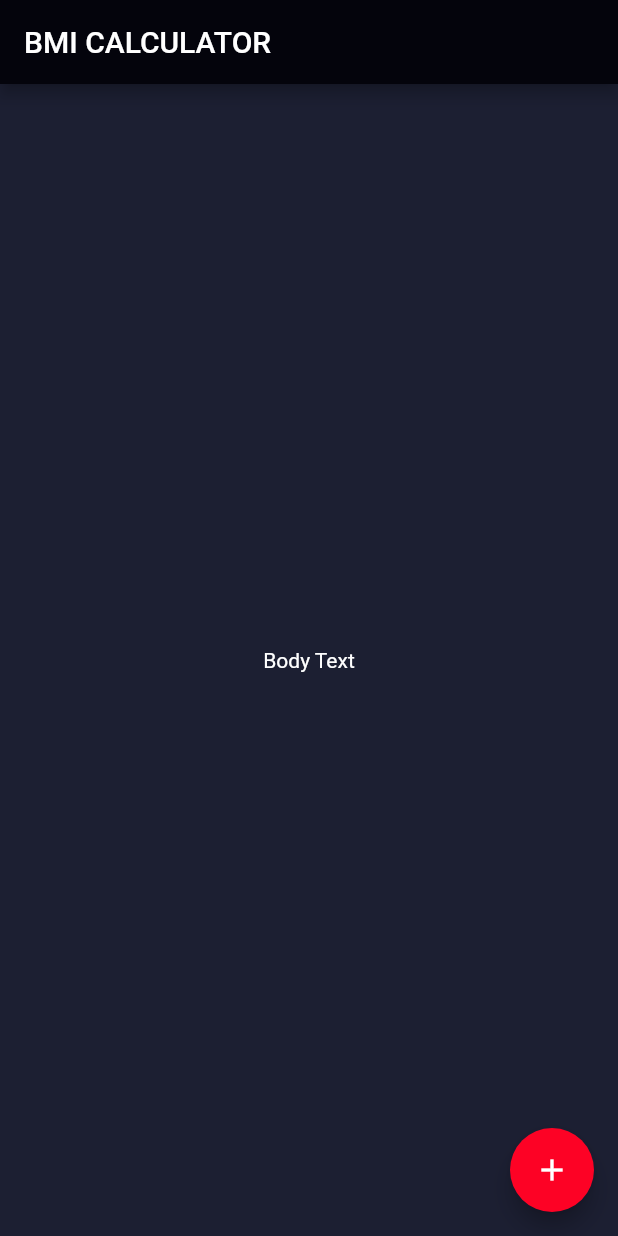
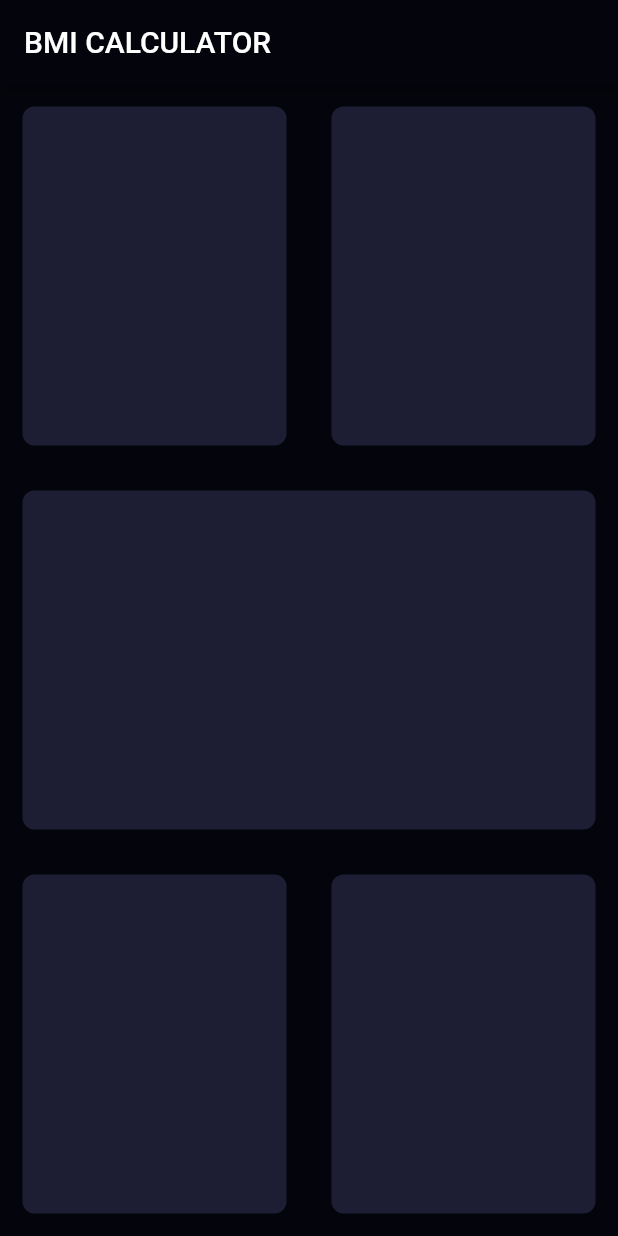
Before and after one commit to duliodenis/bmi-calculator, a Flutter app: the screen it shows after launch, on a phone screen of 412 x 824 dp. Run offline on Flutter 3.47's test engine with Material 2 defaults, Android fonts, the phone set to English and light mode, and no system bars.

Commit message:
Start laying out the UI

```diff
--- a/bmi-calculator/lib/input_page.dart
+++ b/bmi-calculator/lib/input_page.dart
@@ -12,16 +12,66 @@ class _InputPageState extends State<InputPage> {
       appBar: AppBar(
         title: Text('BMI CALCULATOR'),
       ),
-      body: Center(
-        child: Text('Body Text'),
-      ),
-      floatingActionButton: Theme(
-        data: ThemeData(
-          accentColor: Color(0xFFFD0225),
-        ),
-        child: FloatingActionButton(
-          child: Icon(Icons.add),
-        ),
+      body: Column(
+        children: <Widget>[
+          Expanded(
+            child: Row(
+              children: <Widget>[
+                Expanded(
+                  child: Container(
+                    margin: EdgeInsets.all(15.0),
+                    decoration: BoxDecoration(
+                      borderRadius: BorderRadius.circular(8.0),
+                      color: Color(0xFF1D1E33),
+                    ),
+                  ),
+                ),
+                Expanded(
+                  child: Container(
+                    margin: EdgeInsets.all(15.0),
+                    decoration: BoxDecoration(
+                      borderRadius: BorderRadius.circular(8.0),
+                      color: Color(0xFF1D1E33),
+                    ),
+                  ),
+                ),
+              ],
+            ),
+          ),
+          Expanded(
+            child: Container(
+              margin: EdgeInsets.all(15.0),
+              decoration: BoxDecoration(
+                borderRadius: BorderRadius.circular(8.0),
+                color: Color(0xFF1D1E33),
+              ),
+            ),
+          ),
+          Expanded(
+            child: Row(
+              children: <Widget>[
+                Expanded(
+                  child: Container(
+                    margin: EdgeInsets.all(15.0),
+                    decoration: BoxDecoration(
+                      borderRadius: BorderRadius.circular(8.0),
+                      color: Color(0xFF1D1E33),
+                    ),
+                  ),
+                ),
+                Expanded(
+                  child: Container(
+                    margin: EdgeInsets.all(15.0),
+                    decoration: BoxDecoration(
+                      borderRadius: BorderRadius.circular(8.0),
+                      color: Color(0xFF1D1E33),
+                    ),
+                  ),
+                ),
+              ],
+            ),
+          ),
+        ],
       ),
     );
   }
--- a/bmi-calculator/lib/main.dart
+++ b/bmi-calculator/lib/main.dart
@@ -9,7 +9,7 @@ class BMICalculator extends StatelessWidget {
     return MaterialApp(
       theme: ThemeData.dark().copyWith(
         primaryColor: Color(0xFF04040C),
-        scaffoldBackgroundColor: Color(0xFF1C1F32),
+        scaffoldBackgroundColor: Color(0xFF04040C),
       ),
       home: InputPage(),
     );
```
Also changed, not shown: 2 other files.
